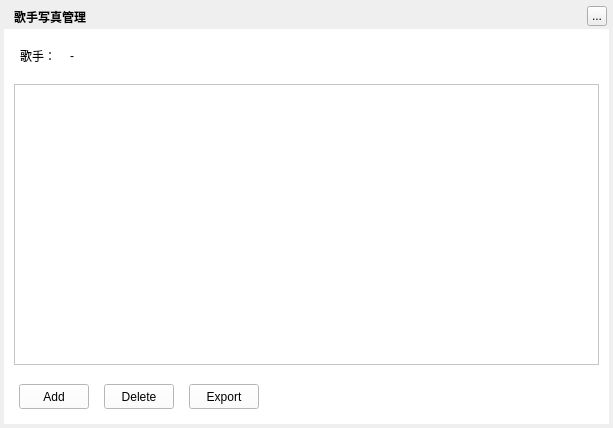
Above: TTKModule/TTKWidget/musicUiKits/musicLrcKits/musiclrcphotomanagerwidget.ui from Greedysky/TTKMusicPlayer before the change. Below: the same form after it.
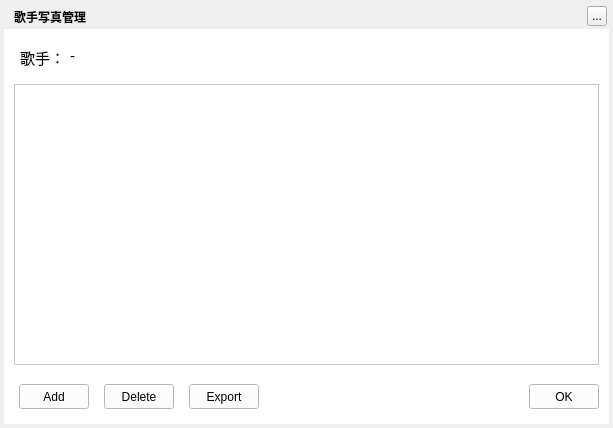
That is the form after the change.

Patch:
```diff
--- a/TTKModule/TTKWidget/musicUiKits/musicLrcKits/musiclrcphotomanagerwidget.ui
+++ b/TTKModule/TTKWidget/musicUiKits/musicLrcKits/musiclrcphotomanagerwidget.ui
@@ -59,11 +59,16 @@
    <property name="geometry">
     <rect>
      <x>20</x>
-     <y>46</y>
+     <y>47</y>
      <width>42</width>
      <height>20</height>
     </rect>
    </property>
+   <property name="font">
+    <font>
+     <pointsize>11</pointsize>
+    </font>
+   </property>
    <property name="text">
     <string>歌手：</string>
    </property>
@@ -77,6 +82,11 @@
      <height>25</height>
     </rect>
    </property>
+   <property name="font">
+    <font>
+     <pointsize>11</pointsize>
+    </font>
+   </property>
    <property name="text">
     <string>-</string>
    </property>
@@ -151,6 +161,22 @@
      <string>Export</string>
     </property>
    </widget>
+   <widget class="QPushButton" name="okButton">
+    <property name="geometry">
+     <rect>
+      <x>525</x>
+      <y>355</y>
+      <width>70</width>
+      <height>25</height>
+     </rect>
+    </property>
+    <property name="cursor">
+     <cursorShape>PointingHandCursor</cursorShape>
+    </property>
+    <property name="text">
+     <string>OK</string>
+    </property>
+   </widget>
   </widget>
   <zorder>background</zorder>
   <zorder>backgroundMask</zorder>
```
